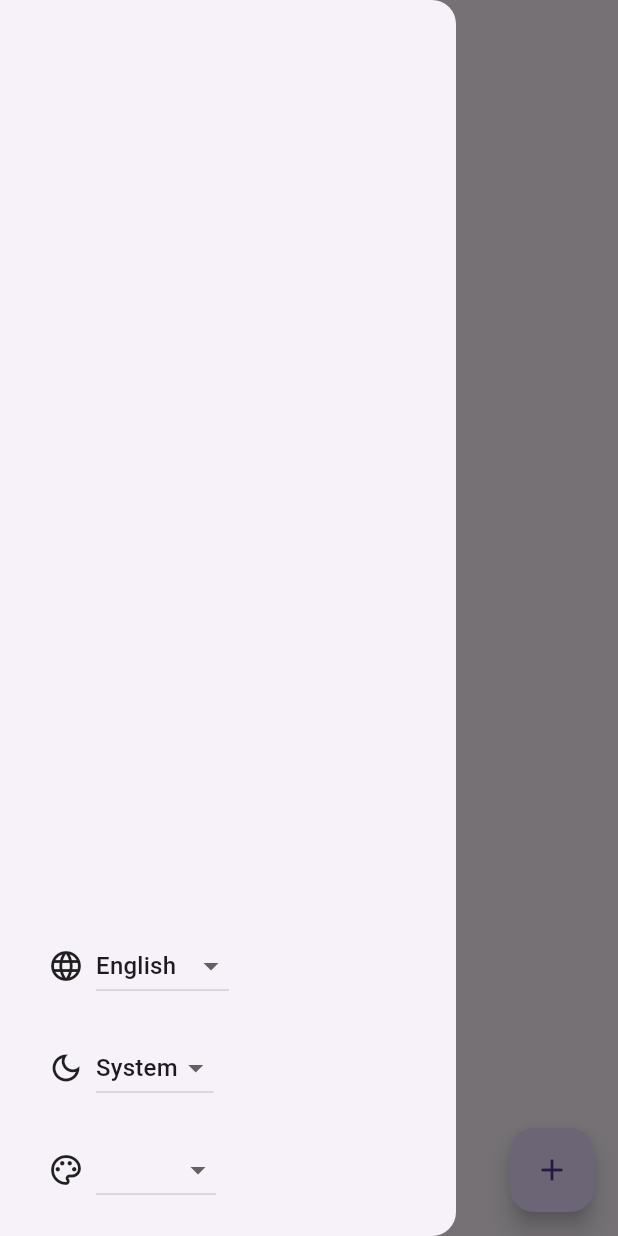
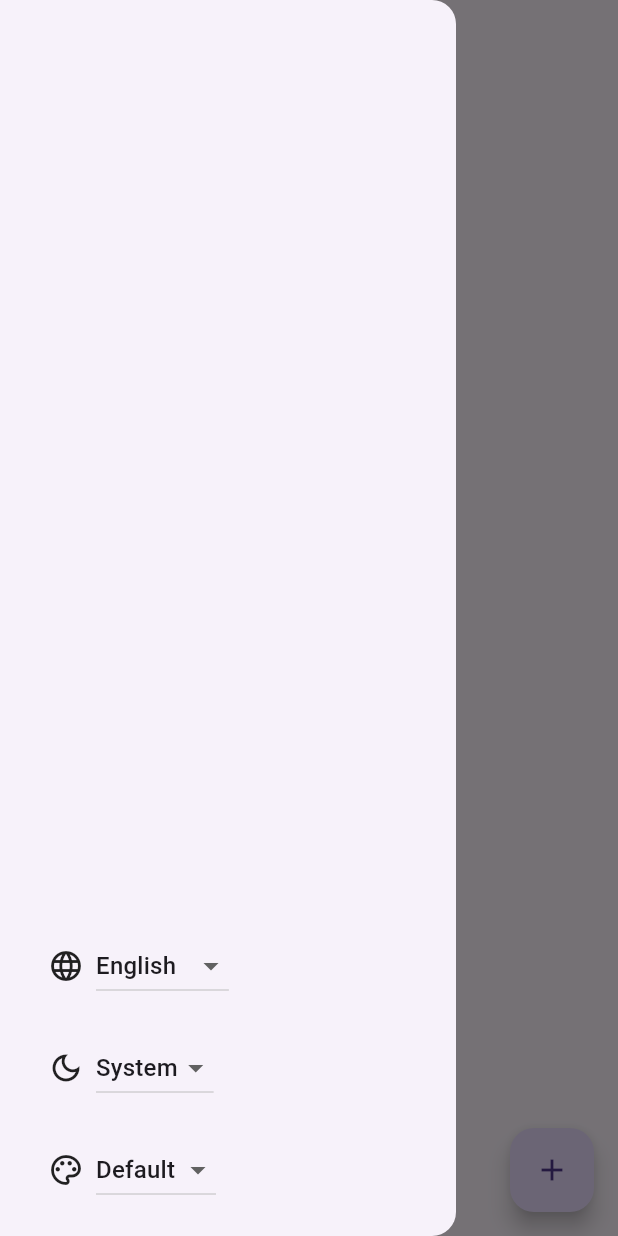
Before and after one commit to Vicky-Yunitrish-studio/general_app_template, a Flutter app: the screen it shows after launch, with the side drawer open, on a phone screen of 412 x 824 dp. Run offline on Flutter 3.47's test engine with Material 3 defaults, Android fonts, the phone set to English and light mode, and no system bars; generated files the repository leaves out were written again.

Commit message:
theme update

```diff
--- a/lib/common/combined_notifier.dart
+++ b/lib/common/combined_notifier.dart
@@ -23,7 +23,7 @@ class CombinedNotifier with ChangeNotifier {
           Platform.localeName.split("_").last);
   ThemeData get darkTheme => _darkTheme ?? ThemeData.dark();
   ThemeData get lightTheme => _lightTheme ?? ThemeData.light();
-  ThemeDataTween get colorTheme => _colorTheme ?? Themes().defaultValue;
+  ThemeDataTween get colorTheme => _colorTheme ?? Themes.defaultValue;
 
   void updateLocale(Locale newLocale) {
     _locale != newLocale ? _locale = newLocale : null;
--- a/lib/common/components.dart
+++ b/lib/common/components.dart
@@ -48,12 +48,10 @@ class Components {
           DropdownMenuItem(
               value: ThemeData.dark(),
               child: Text(AppLocalizations.of(context)!.default_value)),
+          DropdownMenuItem(value: Themes.grey.end, child: const Text("#Grey")),
+          DropdownMenuItem(value: Themes.blue.end, child: const Text("#Blue")),
           DropdownMenuItem(
-              value: Themes().grey.end, child: const Text("#Grey")),
-          DropdownMenuItem(
-              value: Themes().blue.end, child: const Text("#Blue")),
-          DropdownMenuItem(
-              value: Themes().brown.end, child: const Text("#Brown")),
+              value: Themes.brown.end, child: const Text("#Brown")),
         ],
         onChanged: (value) =>
             Provider.of<CombinedNotifier>(context, listen: false)
@@ -73,11 +71,11 @@ class Components {
               value: ThemeData.light(),
               child: Text(AppLocalizations.of(context)!.default_value)),
           DropdownMenuItem(
-              value: Themes().grey.begin, child: const Text("#Grey")),
+              value: Themes.grey.begin, child: const Text("#Grey")),
           DropdownMenuItem(
-              value: Themes().blue.begin, child: const Text("#Blue")),
+              value: Themes.blue.begin, child: const Text("#Blue")),
           DropdownMenuItem(
-              value: Themes().brown.begin, child: const Text("#Brown")),
+              value: Themes.brown.begin, child: const Text("#Brown")),
         ],
         onChanged: (value) =>
             Provider.of<CombinedNotifier>(context, listen: false)
@@ -94,12 +92,11 @@ class Components {
           value: notifier.colorTheme,
           items: [
             DropdownMenuItem(
-                value: Themes().defaultValue,
+                value: Themes.defaultValue,
                 child: Text(AppLocalizations.of(context)!.default_value)),
-            DropdownMenuItem(value: Themes().grey, child: const Text("#Grey")),
-            DropdownMenuItem(value: Themes().blue, child: const Text("#Blue")),
-            DropdownMenuItem(
-                value: Themes().brown, child: const Text("#Brown")),
+            DropdownMenuItem(value: Themes.grey, child: const Text("#Grey")),
+            DropdownMenuItem(value: Themes.blue, child: const Text("#Blue")),
+            DropdownMenuItem(value: Themes.brown, child: const Text("#Brown")),
           ],
           onChanged: (value) {
             Provider.of<CombinedNotifier>(context, listen: false)
--- a/lib/common/theme_sets.dart
+++ b/lib/common/theme_sets.dart
@@ -1,10 +1,4 @@
 import 'package:flutter/material.dart';
-
-class ThemeDataPack {
-  final ThemeData light;
-  final ThemeData dark;
-  ThemeDataPack(this.light, this.dark);
-}
 
 class Themes {
   static TextStyle boldTextStyle = const TextStyle(fontWeight: FontWeight.bold);
@@ -26,45 +20,75 @@ class Themes {
     labelSmall: boldTextStyle,
   );
 
-  ThemeDataTween defaultValue =
+  static ThemeDataTween defaultValue =
       ThemeDataTween(begin: ThemeData.light(), end: ThemeData.dark());
 
-  ThemeDataTween grey = ThemeDataTween(
+  static ThemeDataTween grey = ThemeDataTween(
     begin: ThemeData(
-        colorSchemeSeed: Colors.grey[200],
       textTheme: boldTextTheme,
-        appBarTheme: AppBarTheme(color: Colors.grey[200]),
-        brightness: Brightness.light),
+      colorScheme: ColorScheme.light(
+        surface: Colors.grey.shade300,
+        primary: Colors.grey.shade500,
+        secondary: Colors.grey.shade200,
+        tertiary: Colors.white,
+        inversePrimary: Colors.grey.shade900,
+      ),
+    ),
     end: ThemeData(
-        colorSchemeSeed: Colors.grey[700],
       textTheme: boldTextTheme,
-        appBarTheme: AppBarTheme(color: Colors.grey[700]),
-        brightness: Brightness.dark),
+      colorScheme: ColorScheme.dark(
+        surface: Colors.grey.shade900,
+        primary: Colors.grey.shade700,
+        secondary: Colors.grey.shade500,
+        tertiary: Colors.black,
+        inversePrimary: Colors.grey.shade300,
+      ),
+    ),
   );
 
-  ThemeDataTween blue = ThemeDataTween(
+  static ThemeDataTween blue = ThemeDataTween(
     begin: ThemeData(
-        colorSchemeSeed: Colors.blue[200],
       textTheme: boldTextTheme,
-        appBarTheme: AppBarTheme(color: Colors.blue[200]),
-        brightness: Brightness.light),
+      colorScheme: ColorScheme.light(
+        surface: Colors.blue.shade300,
+        primary: Colors.blue.shade500,
+        secondary: Colors.blue.shade200,
+        tertiary: Colors.white,
+        inversePrimary: Colors.blue.shade900,
+      ),
+    ),
     end: ThemeData(
-        colorSchemeSeed: Colors.blue[700],
       textTheme: boldTextTheme,
-        appBarTheme: AppBarTheme(color: Colors.blue[700]),
-        brightness: Brightness.dark),
+      colorScheme: ColorScheme.dark(
+        surface: Colors.blue.shade900,
+        primary: Colors.blue.shade700,
+        secondary: Colors.blue.shade500,
+        tertiary: Colors.black,
+        inversePrimary: Colors.blue.shade300,
+      ),
+    ),
   );
 
-  ThemeDataTween brown = ThemeDataTween(
+  static ThemeDataTween brown = ThemeDataTween(
     begin: ThemeData(
-        colorSchemeSeed: Colors.brown[200],
       textTheme: boldTextTheme,
-        appBarTheme: AppBarTheme(color: Colors.brown[200]),
-        brightness: Brightness.light),
+      colorScheme: ColorScheme.light(
+        surface: Colors.brown.shade300,
+        primary: Colors.brown.shade500,
+        secondary: Colors.brown.shade200,
+        tertiary: Colors.white,
+        inversePrimary: Colors.brown.shade900,
+      ),
+    ),
     end: ThemeData(
-        colorSchemeSeed: Colors.brown[700],
       textTheme: boldTextTheme,
-        appBarTheme: AppBarTheme(color: Colors.brown[700]),
-        brightness: Brightness.dark),
+      colorScheme: ColorScheme.dark(
+        surface: Colors.brown.shade900,
+        primary: Colors.brown.shade700,
+        secondary: Colors.brown.shade500,
+        tertiary: Colors.black,
+        inversePrimary: Colors.brown.shade300,
+      ),
+    ),
   );
 }
```
Lines whose indentation alone changed are shown as unchanged.
